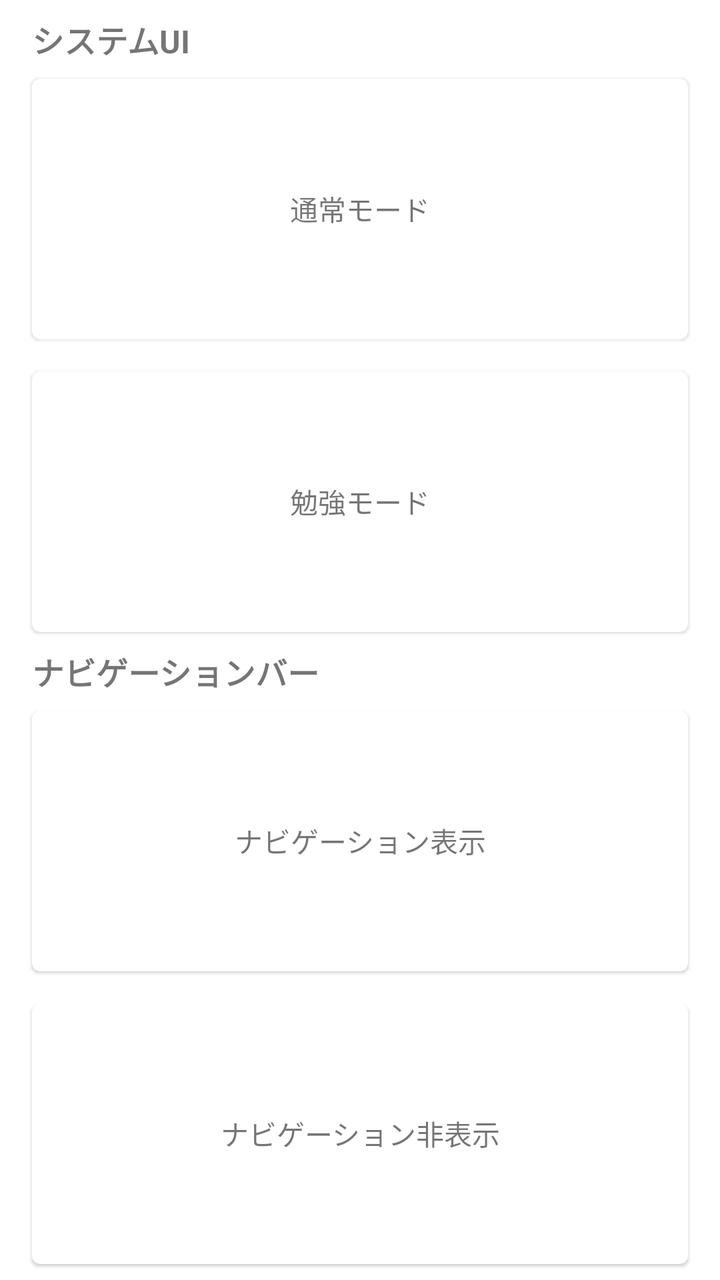
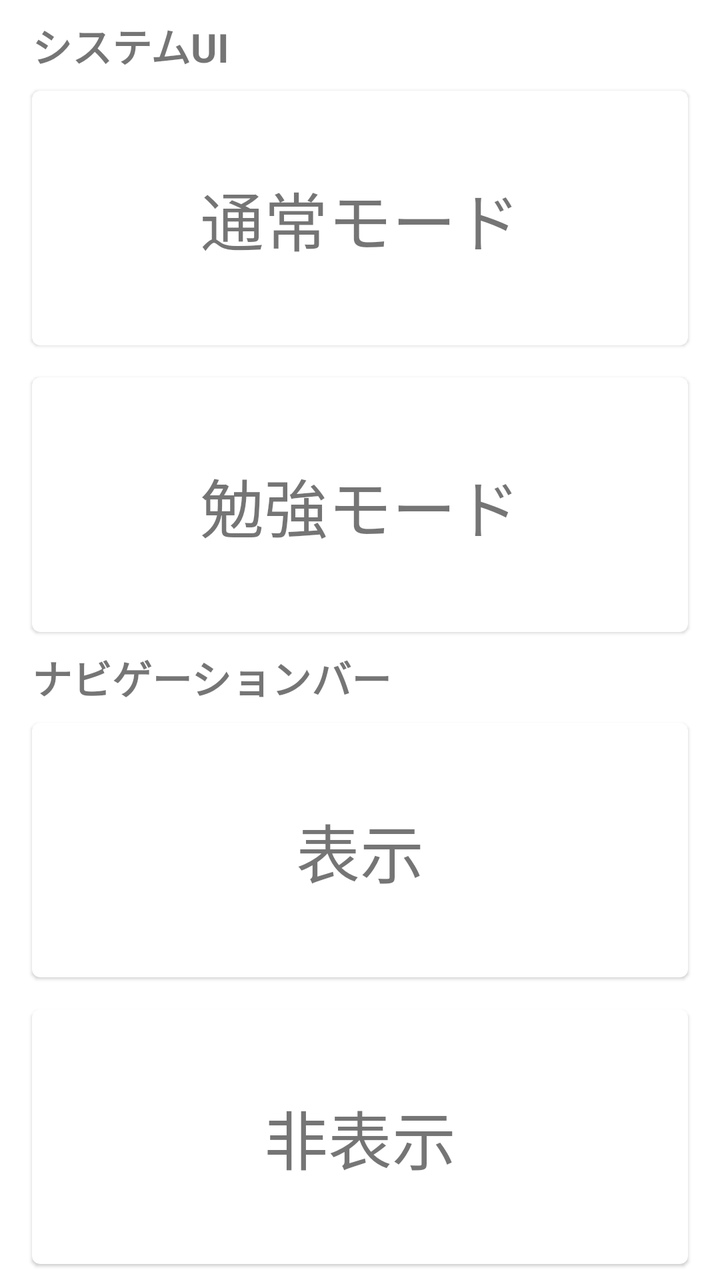

An Android layout rendered at two revisions. The XML below is the earlier revision; the diff shows what the commit changed to produce the second picture.
<!-- AndroidManifest.xml: fallback theme Theme.MaterialComponents.DayNight.NoActionBar -->
<!-- res/layout/layout_simple_function.xml -->
<?xml version="1.0" encoding="utf-8"?>
<LinearLayout xmlns:android="http://schemas.android.com/apk/res/android"
    android:layout_width="match_parent"
    android:layout_height="match_parent"
    android:orientation="vertical">

    <androidx.appcompat.widget.AppCompatTextView
        android:layout_width="match_parent"
        android:layout_height="wrap_content"
        android:layout_marginHorizontal="16dp"
        android:layout_marginVertical="8dp"
        android:text="システムUI"
        android:textSize="16sp"
        android:textStyle="bold" />

    <com.google.android.material.card.MaterialCardView
        android:id="@+id/lo_simple_function_card_1"
        android:layout_width="match_parent"
        android:layout_height="0dp"
        android:layout_weight="1"
        android:layout_marginHorizontal="16dp"
        android:layout_marginBottom="16dp"
        android:focusable="true"
        android:clickable="true">

        <androidx.appcompat.widget.AppCompatTextView
            android:layout_width="match_parent"
            android:layout_height="match_parent"
            android:layout_marginHorizontal="16dp"
            android:layout_marginVertical="16dp"
            android:gravity="center"
            android:text="通常モード" />

    </com.google.android.material.card.MaterialCardView>

    <com.google.android.material.card.MaterialCardView
        android:id="@+id/lo_simple_function_card_2"
        android:layout_width="match_parent"
        android:layout_height="0dp"
        android:layout_weight="1"
        android:layout_marginHorizontal="16dp"
        android:focusable="true"
        android:clickable="true">

        <androidx.appcompat.widget.AppCompatTextView
            android:layout_width="match_parent"
            android:layout_height="match_parent"
            android:layout_marginHorizontal="16dp"
            android:layout_marginVertical="16dp"
            android:gravity="center"
            android:text="勉強モード" />

    </com.google.android.material.card.MaterialCardView>

    <androidx.appcompat.widget.AppCompatTextView
        android:layout_width="match_parent"
        android:layout_height="wrap_content"
        android:layout_marginHorizontal="16dp"
        android:layout_marginVertical="8dp"
        android:text="ナビゲーションバー"
        android:textSize="16sp"
        android:textStyle="bold" />

    <com.google.android.material.card.MaterialCardView
        android:id="@+id/lo_simple_function_card_3"
        android:layout_width="match_parent"
        android:layout_height="0dp"
        android:layout_weight="1"
        android:layout_marginHorizontal="16dp"
        android:layout_marginBottom="16dp"
        android:focusable="true"
        android:clickable="true">

        <androidx.appcompat.widget.AppCompatTextView
            android:layout_width="match_parent"
            android:layout_height="match_parent"
            android:layout_marginHorizontal="16dp"
            android:layout_marginVertical="16dp"
            android:gravity="center"
            android:text="ナビゲーション表示" />

    </com.google.android.material.card.MaterialCardView>

    <com.google.android.material.card.MaterialCardView
        android:id="@+id/lo_simple_function_card_4"
        android:layout_width="match_parent"
        android:layout_height="0dp"
        android:layout_weight="1"
        android:layout_marginHorizontal="16dp"
        android:layout_marginBottom="8dp"
        android:focusable="true"
        android:clickable="true">

        <androidx.appcompat.widget.AppCompatTextView
            android:layout_width="match_parent"
            android:layout_height="match_parent"
            android:layout_marginHorizontal="16dp"
            android:layout_marginVertical="16dp"
            android:gravity="center"
            android:text="ナビゲーション非表示" />

    </com.google.android.material.card.MaterialCardView>

</LinearLayout>
<!-- resources referenced by this layout -->
<resources>

</resources>

<!-- the commit's change to res/layout/layout_simple_function.xml (unified diff, before → after) -->
@@ -7,10 +7,10 @@
     <androidx.appcompat.widget.AppCompatTextView
         android:layout_width="match_parent"
         android:layout_height="wrap_content"
-        android:layout_marginHorizontal="16dp"
-        android:layout_marginVertical="8dp"
-        android:text="システムUI"
-        android:textSize="16sp"
+        android:layout_marginHorizontal="@dimen/simple_function_spacing"
+        android:layout_marginVertical="@dimen/simple_function_spacing_small"
+        android:text="@string/layout_simple_function_system_ui"
+        android:textSize="@dimen/simple_function_header_text_size"
         android:textStyle="bold" />
 
     <com.google.android.material.card.MaterialCardView
@@ -18,18 +18,19 @@
         android:layout_width="match_parent"
         android:layout_height="0dp"
         android:layout_weight="1"
-        android:layout_marginHorizontal="16dp"
-        android:layout_marginBottom="16dp"
+        android:layout_marginHorizontal="@dimen/simple_function_spacing"
+        android:layout_marginBottom="@dimen/simple_function_spacing"
         android:focusable="true"
         android:clickable="true">
 
         <androidx.appcompat.widget.AppCompatTextView
             android:layout_width="match_parent"
             android:layout_height="match_parent"
-            android:layout_marginHorizontal="16dp"
-            android:layout_marginVertical="16dp"
+            android:layout_marginHorizontal="@dimen/simple_function_spacing"
+            android:layout_marginVertical="@dimen/simple_function_spacing"
             android:gravity="center"
-            android:text="通常モード" />
+            android:text="@string/activity_normal"
+            android:textSize="@dimen/simple_function_card_text_size"/>
 
     </com.google.android.material.card.MaterialCardView>
 
@@ -38,27 +39,28 @@
         android:layout_width="match_parent"
         android:layout_height="0dp"
         android:layout_weight="1"
-        android:layout_marginHorizontal="16dp"
+        android:layout_marginHorizontal="@dimen/simple_function_spacing"
         android:focusable="true"
         android:clickable="true">
 
         <androidx.appcompat.widget.AppCompatTextView
             android:layout_width="match_parent"
             android:layout_height="match_parent"
-            android:layout_marginHorizontal="16dp"
-            android:layout_marginVertical="16dp"
+            android:layout_marginHorizontal="@dimen/simple_function_spacing"
+            android:layout_marginVertical="@dimen/simple_function_spacing"
             android:gravity="center"
-            android:text="勉強モード" />
+            android:text="@string/layout_simple_function_study_mode"
+            android:textSize="@dimen/simple_function_card_text_size"/>
 
     </com.google.android.material.card.MaterialCardView>
 
     <androidx.appcompat.widget.AppCompatTextView
         android:layout_width="match_parent"
         android:layout_height="wrap_content"
-        android:layout_marginHorizontal="16dp"
-        android:layout_marginVertical="8dp"
-        android:text="ナビゲーションバー"
-        android:textSize="16sp"
+        android:layout_marginHorizontal="@dimen/simple_function_spacing"
+        android:layout_marginVertical="@dimen/simple_function_spacing_small"
+        android:text="@string/layout_simple_function_navigation_bar"
+        android:textSize="@dimen/simple_function_header_text_size"
         android:textStyle="bold" />
 
     <com.google.android.material.card.MaterialCardView
@@ -66,18 +68,19 @@
         android:layout_width="match_parent"
         android:layout_height="0dp"
         android:layout_weight="1"
-        android:layout_marginHorizontal="16dp"
-        android:layout_marginBottom="16dp"
+        android:layout_marginHorizontal="@dimen/simple_function_spacing"
+        android:layout_marginBottom="@dimen/simple_function_spacing"
         android:focusable="true"
         android:clickable="true">
 
         <androidx.appcompat.widget.AppCompatTextView
             android:layout_width="match_parent"
             android:layout_height="match_parent"
-            android:layout_marginHorizontal="16dp"
-            android:layout_marginVertical="16dp"
+            android:layout_marginHorizontal="@dimen/simple_function_spacing"
+            android:layout_marginVertical="@dimen/simple_function_spacing"
             android:gravity="center"
-            android:text="ナビゲーション表示" />
+            android:text="@string/layout_simple_function_show"
+            android:textSize="@dimen/simple_function_card_text_size" />
 
     </com.google.android.material.card.MaterialCardView>
 
@@ -86,18 +89,19 @@
         android:layout_width="match_parent"
         android:layout_height="0dp"
         android:layout_weight="1"
-        android:layout_marginHorizontal="16dp"
-        android:layout_marginBottom="8dp"
+        android:layout_marginHorizontal="@dimen/simple_function_spacing"
+        android:layout_marginBottom="@dimen/simple_function_spacing_small"
         android:focusable="true"
         android:clickable="true">
 
         <androidx.appcompat.widget.AppCompatTextView
             android:layout_width="match_parent"
             android:layout_height="match_parent"
-            android:layout_marginHorizontal="16dp"
-            android:layout_marginVertical="16dp"
+            android:layout_marginHorizontal="@dimen/simple_function_spacing"
+            android:layout_marginVertical="@dimen/simple_function_spacing"
             android:gravity="center"
-            android:text="ナビゲーション非表示" />
+            android:text="@string/layout_simple_function_hide"
+            android:textSize="@dimen/simple_function_card_text_size"/>
 
     </com.google.android.material.card.MaterialCardView>
 
<!-- resource entries referenced after the edit -->
@@ -1,5 +1,14 @@
 <!-- resources referenced by this layout -->
 <resources>
-
+  <dimen name="simple_function_card_text_size">32sp</dimen>
+  <dimen name="simple_function_header_text_size">20sp</dimen>
+  <dimen name="simple_function_spacing">16dp</dimen>
+  <dimen name="simple_function_spacing_small">8dp</dimen>
+  <string name="activity_normal">通常モード</string>
+  <string name="layout_simple_function_hide">非表示</string>
+  <string name="layout_simple_function_navigation_bar">ナビゲーションバー</string>
+  <string name="layout_simple_function_show">表示</string>
+  <string name="layout_simple_function_study_mode">勉強モード</string>
+  <string name="layout_simple_function_system_ui">システムUI</string>
 </resources>
 
